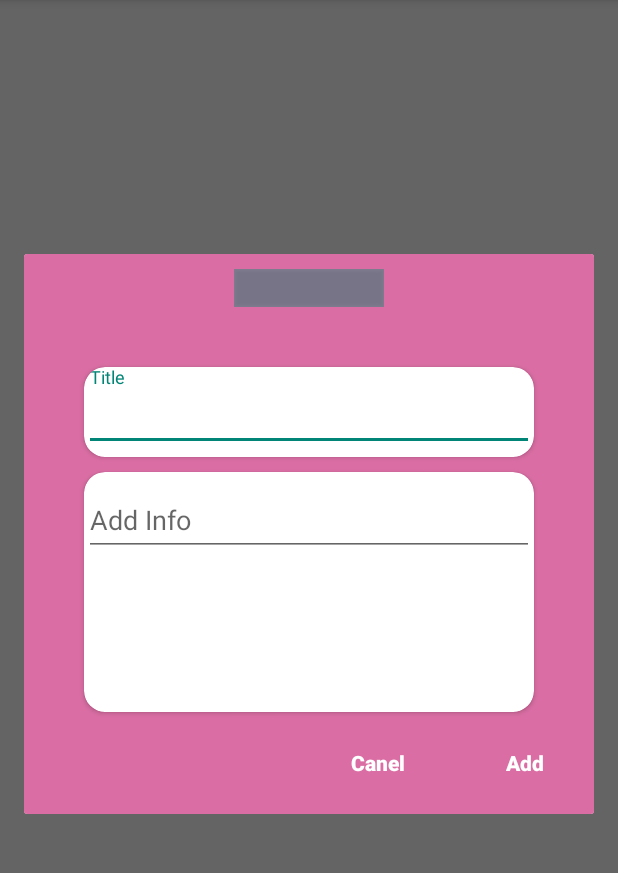
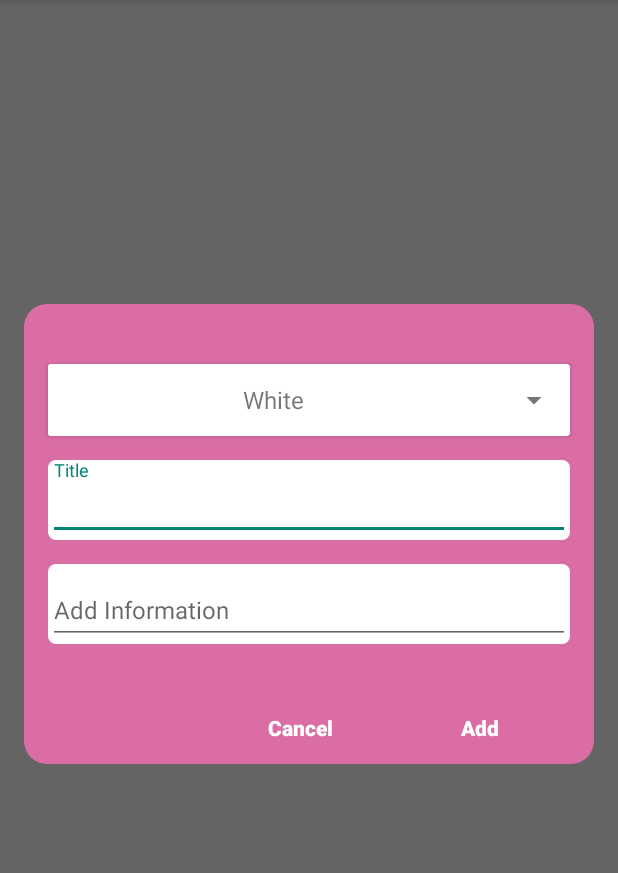
Before and after one commit to LujainaD/LDBeauty, an Android app: the fragment AddInfoDialogFragment placed in its activity, on a phone screen of 412 x 824 dp, the part 84-957 px from its top. Run offline under Robolectric (Android 15) with nearby library versions, the phone set to English and light mode, and no system bars; 1 statement that could not run was skipped.

Commit message:
Fixing Color Selection Spinner issue - Added Custom  ColorModel - Setting color initial colors in AddInfoDialogFragment (can be modified if required) - fixing layout issues in fragment_add_info_dialog.xml - Created new back grounds  inset_rectangle_bg.xml, rounded_rectangle_bg.xml, rounded_rectangle_for_card.xml

```diff
--- a/app/src/main/java/com/lujaina/ldbeauty/Adapters/ColorAdapter.java
+++ b/app/src/main/java/com/lujaina/ldbeauty/Adapters/ColorAdapter.java
@@ -1,55 +1,48 @@
 package com.lujaina.ldbeauty.Adapters;
 
 import android.content.Context;
+import android.graphics.Color;
 import android.view.LayoutInflater;
 import android.view.View;
 import android.view.ViewGroup;
-import android.widget.BaseAdapter;
-import android.widget.Button;
+import android.widget.ArrayAdapter;
+import android.widget.TextView;
 
 import androidx.annotation.NonNull;
+import androidx.annotation.Nullable;
 
+import com.lujaina.ldbeauty.Models.ColorModel;
 import com.lujaina.ldbeauty.R;
 
-public class ColorAdapter extends BaseAdapter {
+import java.util.ArrayList;
 
-private Context mContext;
-int [] colors;
-LayoutInflater inflater;
+public class ColorAdapter extends ArrayAdapter<ColorModel> {
 
-    public ColorAdapter(@NonNull Context context, int[] colors) {
-         mContext = context;
-         this.colors = colors;
-         inflater = (LayoutInflater.from(context));
-
+	public ColorAdapter(Context context, ArrayList<ColorModel> colorList) {
+		super(context, 0, colorList);
 	}
 
-
+	@NonNull
 	@Override
-    public int getCount() {
-        return colors.length;
+	public View getView(int position, @Nullable View convertView, @NonNull ViewGroup parent) {
+		return initView(position, convertView, parent);
 	}
-
 	@Override
-    public Object getItem(int position) {
-        return null;
+	public View getDropDownView(int position, @Nullable View convertView, @NonNull ViewGroup parent) {
+		return initView(position, convertView, parent);
 	}
-
-    @Override
-    public long getItemId(int position) {
-        return position;
+	private View initView(int position, View convertView, ViewGroup parent) {
+		if (convertView == null) {
+			convertView = LayoutInflater.from(getContext()).inflate(
+					R.layout.cutome_spinner_item, parent, false
+			);
 		}
-
-    @Override
-    public View getView(int position, View convertView, ViewGroup parent) {
-/*
-          convertView = LayoutInflater.from(parent.getContext()).inflate(R.layout.cutome_spinner_item,parent,false);
-*/
-
-        convertView = inflater.inflate(R.layout.cutome_spinner_item,null);
-        Button color = convertView.findViewById(R.id.view_color);
-
-        color.setBackgroundColor(colors[position]);
+		TextView colorView = convertView.findViewById(R.id.btn_color_view);
+		ColorModel colorValue = getItem(position);
+		if (colorValue != null) {
+			colorView.setText(colorValue.getColorName());
+			colorView.setBackgroundColor(Color.parseColor(colorValue.getColorValue()));
+		}
 		return convertView;
 	}
 }
--- a/app/src/main/java/com/lujaina/ldbeauty/Models/ColorModel.java
+++ b/app/src/main/java/com/lujaina/ldbeauty/Models/ColorModel.java
@@ -1,13 +1,19 @@
 package com.lujaina.ldbeauty.Models;
 
 public class ColorModel {
-    public int color;
+    private String colorValue;
+    private String colorName;
 
-    public int getColor() {
-        return color;
-    }
+	public ColorModel(String colorName, String colorValue) {
+		this.colorName = colorName;
+		this.colorValue = colorValue;
+	}
 
-    public void setColor(int color) {
-        this.color = color;
-    }
+	public String getColorValue() {
+		return colorValue;
+	}
+
+	public String getColorName() {
+		return colorName;
+	}
 }
--- a/app/src/main/java/com/lujaina/ldbeauty/SP/AddInfoDialogFragment.java
+++ b/app/src/main/java/com/lujaina/ldbeauty/SP/AddInfoDialogFragment.java
@@ -2,36 +2,36 @@ package com.lujaina.ldbeauty.SP;
 
 import android.app.Dialog;
 import android.content.Context;
+import android.graphics.drawable.ColorDrawable;
 import android.os.Bundle;
+import android.view.LayoutInflater;
+import android.view.View;
+import android.view.ViewGroup;
+import android.view.Window;
+import android.widget.AdapterView;
+import android.widget.Button;
+import android.widget.Spinner;
+import android.widget.Toast;
 
 import androidx.annotation.NonNull;
 import androidx.fragment.app.DialogFragment;
-import androidx.fragment.app.Fragment;
 
-import android.view.LayoutInflater;
-import android.view.View;
-import android.view.ViewGroup;
-import android.widget.AdapterView;
-import android.widget.ArrayAdapter;
-import android.widget.Button;
-import android.widget.EditText;
-import android.widget.ImageView;
-import android.widget.Spinner;
-
-import com.google.android.material.floatingactionbutton.FloatingActionButton;
 import com.google.android.material.textfield.TextInputEditText;
 import com.lujaina.ldbeauty.Adapters.ColorAdapter;
 import com.lujaina.ldbeauty.Interfaces.MediatorInterface;
+import com.lujaina.ldbeauty.Models.ColorModel;
 import com.lujaina.ldbeauty.R;
 
 import java.util.ArrayList;
 
 
-public class AddInfoDialogFragment extends DialogFragment implements AdapterView.OnItemSelectedListener{
+public class AddInfoDialogFragment extends DialogFragment implements AdapterView.OnItemSelectedListener {
+
+	private static final String TAG = "AddInforFrag";
 
 	private MediatorInterface mMediatorInterface;
 	private Context mContext;
-    int colors[] = {R.color.white, R.color.beige, R.color.lightOrange,R.color.lightGray,R.color.lightPink};
+	private ArrayList<ColorModel> colorList;
 
 	public AddInfoDialogFragment() {
 		// Required empty public constructor
@@ -47,118 +47,40 @@ private Context mContext;
 			throw new RuntimeException(context.toString() + "must implement MediatorInterface");
 		}
 	}
+
 	@Override
 	public void onStart() {
 		super.onStart();
-
 		Dialog dialog = getDialog();
-
 		if (dialog != null) {
-            int width = ViewGroup.LayoutParams.WRAP_CONTENT;
+			int width = ViewGroup.LayoutParams.MATCH_PARENT;
 			int height = ViewGroup.LayoutParams.WRAP_CONTENT;
 			dialog.getWindow().setLayout(width, height);
 		}
 	}
-
 
 	@Override
 	public View onCreateView(LayoutInflater inflater, ViewGroup container,
 							 Bundle savedInstanceState) {
 
 		// Inflate the layout for this fragment
-        View parentView= inflater.inflate(R.layout.fragment_add_info_dialog, container, false);
-        final Spinner spinner = parentView.findViewById(R.id.colorSpinner);
+		View parentView = inflater.inflate(R.layout.fragment_add_info_dialog, container, false);
+		getDialog().getWindow().requestFeature(Window.FEATURE_NO_TITLE);
+		getDialog().getWindow().setBackgroundDrawable(new ColorDrawable(android.graphics.Color.TRANSPARENT));
+
+
 		final TextInputEditText etTitle = parentView.findViewById(R.id.title);
 		final TextInputEditText etBody = parentView.findViewById(R.id.body);
 
 		Button btnAdd = parentView.findViewById(R.id.btn_add);
 		Button btnCancel = parentView.findViewById(R.id.btn_cancel);
-        spinner.setOnItemSelectedListener(this);
 
-        spinner.setBackgroundColor(getContext().getResources().getColor(R.color.white));
-      /*  ArrayList<String> backgroundArrayList = new ArrayList<>();
-        backgroundArrayList.add("color");
-        backgroundArrayList.add("white");
-        backgroundArrayList.add("#FDF8F8");
-        backgroundArrayList.add("#FFC5CB");
-        backgroundArrayList.add("#E6E7E8");
-        backgroundArrayList.add("#FFCCEC");
+		createColorList();
 
-        ArrayAdapter<String> adapter = new ArrayAdapter<String>(mContext, android.R.layout.simple_spinner_dropdown_item, backgroundArrayList);*/
-        ColorAdapter colorAdapter = new ColorAdapter(mContext, colors);
-        spinner.setAdapter(colorAdapter);
-/*
-        spinner.setOnItemSelectedListener(new AdapterView.OnItemSelectedListener() {
-            @Override
-            public void onItemSelected(AdapterView<?> parent, View view, int position, long id) {
-                switch (position){
-                    case 1:
-                        spinner.setBackgroundColor(mContext.getResources().getColor(R.color.white));
-*/
-/*
-                        mColor = "#FFFFFF";
-*//*
-
-                        break;
-
-                    case 2:
-                        spinner.setBackgroundColor(mContext.getResources().getColor(R.color.beige));
-
-*/
-/*
-                        mColor = "#FDF8F8";
-*//*
-
-                        break;
-
-                    case 3:
-                        spinner.setBackgroundColor(mContext.getResources().getColor(R.color.lightOrange));
-
-*/
-/*
-                        mColor = "#FFC5CB";
-*//*
-
-                        break;
-
-                    case 4:
-                        spinner.setBackgroundColor(mContext.getResources().getColor(R.color.lightGray));
-
-*/
-/*
-                        mColor = "#E6E7E8";
-*//*
-
-                        break;
-
-                    case 5:
-                        spinner.setBackgroundColor(mContext.getResources().getColor(R.color.lightPink));
-
-*/
-/*
-                        mColor = "#FFCCEC";
-*//*
-
-                        break;
-                }
-            }
-
-            @Override
-            public void onNothingSelected(AdapterView<?> parent) {
-
-            }
-        });
-*/
-
-
-        /*colorBox.setOnClickListener(new View.OnClickListener() {
-            @Override
-            public void onClick(View v) {
-                ColorSpinnerFragment colorDialog = new ColorSpinnerFragment();
-                colorDialog.show(getChildFragmentManager(), ColorSpinnerFragment.class.getSimpleName());
-
-            }
-        });*/
+		Spinner colorSpinner = parentView.findViewById(R.id.colorSpinner);
+		colorSpinner.setOnItemSelectedListener(this);
+		ColorAdapter mAdapter = new ColorAdapter(mContext, colorList);
+		colorSpinner.setAdapter(mAdapter);
 
 		btnAdd.setOnClickListener(new View.OnClickListener() {
 			@Override
@@ -166,20 +88,29 @@ private Context mContext;
 				String title = etTitle.getText().toString();
 				String body = etBody.getText().toString();
 				if (title.isEmpty()) {
-                    etTitle.setError("Please write Info Title");
+					etTitle.setError(getString(R.string.erro_missin_title));
 				} else if (body.isEmpty()) {
-                    etBody.setError("Please write Information describe the title");
+					etBody.setError(getString(R.string.erro_missin_info));
 				}
 			}
 		});
+		return parentView;
+	}
 
-
-        return parentView;
+	private void createColorList() {
+		if (colorList == null) {
+			colorList = new ArrayList<>();
+			colorList.add(new ColorModel("White", "#FFFFFF"));
+			colorList.add(new ColorModel("Beige", "#FDF8F8"));
+			colorList.add(new ColorModel("Light Orange", "#FFC5CB"));
+			colorList.add(new ColorModel("Light Gray", "#E6E7E8"));
+			colorList.add(new ColorModel("Light Pink", "#FFCCEC"));
+		}
 	}
 
 	@Override
 	public void onItemSelected(AdapterView<?> parent, View view, int position, long id) {
-
+		Toast.makeText(mContext, "Selected is:" + position, Toast.LENGTH_SHORT).show();
 	}
 
 	@Override
--- /dev/null
+++ b/app/src/main/res/drawable-v24/rounded_rectangle_for_card.xml
@@ -0,0 +1,7 @@
+<?xml version="1.0" encoding="utf-8"?>
+<shape xmlns:android="http://schemas.android.com/apk/res/android"
+	android:shape="rectangle" android:padding="10dp">
+	<solid android:color="#FFFFFF"/>
+	<corners android:radius="5dp"/>
+
+</shape>
--- /dev/null
+++ b/app/src/main/res/drawable/inset_rectangle_bg.xml
@@ -0,0 +1,7 @@
+<?xml version="1.0" encoding="utf-8"?>
+<inset
+	xmlns:android="http://schemas.android.com/apk/res/android"
+	android:drawable="@drawable/rounded_rectangle_bg"
+	android:insetRight="16dp"
+	android:insetLeft="16dp">
+</inset>
--- /dev/null
+++ b/app/src/main/res/drawable/rounded_rectangle_bg.xml
@@ -0,0 +1,7 @@
+<?xml version="1.0" encoding="utf-8"?>
+<shape xmlns:android="http://schemas.android.com/apk/res/android"
+	android:shape="rectangle" android:padding="10dp">
+	<solid android:color="#DA6EA4"/>
+	<corners android:radius="15dp"/>
+
+</shape>
--- a/app/src/main/res/layout/cutome_spinner_item.xml
+++ b/app/src/main/res/layout/cutome_spinner_item.xml
@@ -1,18 +1,16 @@
 <?xml version="1.0" encoding="utf-8"?>
-<LinearLayout
-    xmlns:android="http://schemas.android.com/apk/res/android" android:layout_width="match_parent"
-    android:layout_height="match_parent"
-    android:orientation="horizontal"
-    >
+<LinearLayout xmlns:android="http://schemas.android.com/apk/res/android"
+	android:layout_width="match_parent"
+	android:layout_height="match_parent"
+	android:orientation="horizontal">
 
-    <Button
-        android:id="@+id/view_color"
-        android:layout_width="100dp"
-        android:layout_height="25dp"
-        style="@style/Widget.AppCompat.DropDownItem.Spinner"
-        android:background="@color/lightOrange"
-        >
-
-    </Button>
+	<TextView
+		android:id="@+id/btn_color_view"
+		android:layout_width="match_parent"
+		android:textSize="@dimen/dialogu_inout_size"
+		android:textAlignment="center"
+		android:gravity="center"
+		android:layout_height="48dp">
+	</TextView>
 
 </LinearLayout>
--- a/app/src/main/res/layout/fragment_add_info_dialog.xml
+++ b/app/src/main/res/layout/fragment_add_info_dialog.xml
@@ -2,116 +2,114 @@
 <androidx.constraintlayout.widget.ConstraintLayout xmlns:android="http://schemas.android.com/apk/res/android"
 	xmlns:app="http://schemas.android.com/apk/res-auto"
 	xmlns:tools="http://schemas.android.com/tools"
-    android:id="@+id/frameLayout3"
-    android:layout_width="wrap_content"
-    android:layout_height="wrap_content"
-    android:background="#DA6EA4"
+	android:id="@+id/constraintLayout"
+	android:layout_width="match_parent"
+	android:layout_height="match_parent"
+	android:background="@drawable/inset_rectangle_bg"
 	tools:context=".SP.AddInfoDialogFragment">
 
-
 	<androidx.cardview.widget.CardView
-        android:id="@+id/cardView"
-        android:layout_width="300dp"
-        android:layout_height="60dp"
-        android:layout_marginStart="55dp"
+		android:id="@+id/cardView_spinner"
+		android:layout_width="match_parent"
+		android:layout_height="wrap_content"
+		android:layout_marginStart="16dp"
 		android:layout_marginTop="40dp"
-        android:layout_marginEnd="56dp"
-        android:backgroundTint="#FFFFFF"
-        app:cardCornerRadius="14dp"
-        app:layout_constraintBottom_toTopOf="@+id/cardView2"
+		android:layout_marginEnd="16dp"
 		app:layout_constraintEnd_toEndOf="parent"
 		app:layout_constraintStart_toStartOf="parent"
-        app:layout_constraintTop_toBottomOf="@+id/colorSpinner">
+		app:layout_constraintTop_toTopOf="parent">
 
+		<Spinner
+			android:id="@+id/colorSpinner"
+			android:layout_width="match_parent"
+			android:layout_height="wrap_content"
+			android:spinnerMode="dropdown"
+			android:descendantFocusability="blocksDescendants"
+			android:theme="@style/ThemeOverlay.AppCompat.Light" />
+	</androidx.cardview.widget.CardView>
 
 	<com.google.android.material.textfield.TextInputLayout
+		android:id="@+id/textField"
 		android:layout_width="match_parent"
-            android:layout_height="wrap_content">
+		android:layout_height="wrap_content"
+		android:layout_marginStart="16dp"
+		android:layout_marginTop="16dp"
+		android:layout_marginEnd="16dp"
+		android:background="@drawable/rounded_rectangle_for_card"
+		android:hint="@string/Title"
+		app:layout_constraintEnd_toEndOf="parent"
+		app:layout_constraintStart_toStartOf="parent"
+		app:layout_constraintTop_toBottomOf="@+id/cardView_spinner">
 
 		<com.google.android.material.textfield.TextInputEditText
 			android:id="@+id/title"
 			android:layout_width="match_parent"
-                android:layout_height="wrap_content"
-                android:hint="Title"
+			android:layout_height="match_parent"
+			android:layout_marginTop="16dp"
+			android:ems="10"
+			android:textSize="@dimen/dialogu_inout_size"
+			android:inputType="textPersonName"
+			android:textColor="@color/edittext_text_color"
+			app:layout_constraintEnd_toEndOf="parent"
+			app:layout_constraintStart_toStartOf="parent" />
 
-                android:textColor="#95989A" />
 	</com.google.android.material.textfield.TextInputLayout>
-    </androidx.cardview.widget.CardView>
-
-    <androidx.cardview.widget.CardView
-        android:id="@+id/cardView2"
-        android:layout_width="300dp"
-        android:layout_height="160dp"
-        android:layout_marginStart="55dp"
-        android:layout_marginTop="10dp"
-        android:layout_marginEnd="56dp"
-        android:backgroundTint="#FFFFFF"
-        app:cardCornerRadius="14dp"
-        app:layout_constraintEnd_toEndOf="parent"
-        app:layout_constraintStart_toStartOf="parent"
-        app:layout_constraintTop_toBottomOf="@+id/cardView">
 
 
 	<com.google.android.material.textfield.TextInputLayout
+		android:id="@+id/textField2"
 		android:layout_width="match_parent"
-            android:layout_height="wrap_content">
+		android:layout_height="wrap_content"
+		android:layout_marginStart="16dp"
+		android:layout_marginTop="16dp"
+		android:layout_marginEnd="16dp"
+		android:hint="@string/add_info"
+		android:background="@drawable/rounded_rectangle_for_card"
+		app:layout_constraintEnd_toEndOf="parent"
+		app:layout_constraintStart_toStartOf="parent"
+		app:layout_constraintTop_toBottomOf="@+id/textField">
 
 		<com.google.android.material.textfield.TextInputEditText
 			android:id="@+id/body"
 			android:layout_width="match_parent"
+			android:layout_height="match_parent"
+			android:layout_marginTop="16dp"
+			android:ems="10"
+			android:textSize="@dimen/dialogu_inout_size"
+			android:inputType="textPersonName"
+			android:textColor="@color/edittext_text_color"
+			app:layout_constraintEnd_toEndOf="parent"
+			app:layout_constraintStart_toStartOf="parent" />
+
+	</com.google.android.material.textfield.TextInputLayout>
+
+	<Button
+		android:id="@+id/btn_add"
+		style="@style/Widget.AppCompat.Button.Borderless"
+		android:layout_width="wrap_content"
 		android:layout_height="wrap_content"
-                android:hint="Add Info"
-                android:textColor="#95989A" />
-        </com.google.android.material.textfield.TextInputLayout>
-    </androidx.cardview.widget.CardView>
+		android:layout_marginTop="32dp"
+		android:layout_marginEnd="32dp"
+		android:layout_marginBottom="32dp"
+		android:text="@string/add"
+		android:textAllCaps="false"
+		android:textColor="#FFFFFF"
+		android:textStyle="bold"
+		app:layout_constraintEnd_toEndOf="parent"
+		app:layout_constraintTop_toBottomOf="@+id/textField2" />
 
 	<Button
 		android:id="@+id/btn_cancel"
 		style="@style/Widget.AppCompat.Button.Borderless"
 		android:layout_width="wrap_content"
 		android:layout_height="wrap_content"
-        android:layout_marginStart="199dp"
-        android:text="Canel"
+		android:layout_marginEnd="32dp"
+		android:text="@string/cancel"
 		android:textAllCaps="false"
 		android:textColor="#FFFFFF"
 		android:textStyle="bold"
+		app:layout_constraintEnd_toStartOf="@+id/btn_add"
+		app:layout_constraintTop_toTopOf="@+id/btn_add" />
 
-        app:layout_constraintBottom_toBottomOf="@+id/btn_add"
-        app:layout_constraintEnd_toStartOf="@+id/btn_add"
-        app:layout_constraintHorizontal_bias="0.592"
-        app:layout_constraintStart_toStartOf="parent"
-        app:layout_constraintTop_toTopOf="@+id/btn_add"
-        app:layout_constraintVertical_bias="0.0" />
-
-    <Button
-        android:id="@+id/btn_add"
-        style="@style/Widget.AppCompat.Button.Borderless"
-        android:layout_width="wrap_content"
-        android:layout_height="wrap_content"
-        android:layout_marginStart="10dp"
-        android:layout_marginTop="10dp"
-        android:layout_marginEnd="10dp"
-        android:layout_marginBottom="10dp"
-        android:text="Add"
-        android:textAllCaps="false"
-        android:textColor="#FFFFFF"
-        android:textStyle="bold"
-        app:layout_constraintBottom_toBottomOf="parent"
-        app:layout_constraintEnd_toEndOf="parent"
-        app:layout_constraintStart_toEndOf="@+id/btn_cancel"
-        app:layout_constraintTop_toBottomOf="@+id/cardView2" />
-
-    <Spinner
-        android:id="@+id/colorSpinner"
-        android:layout_width="100dp"
-        android:background="@color/white"
-
-        android:layout_height="25dp"
-        android:layout_marginStart="155dp"
-        android:layout_marginTop="10dp"
-        android:layout_marginEnd="156dp"
-        app:layout_constraintEnd_toEndOf="parent"
-        app:layout_constraintStart_toStartOf="parent"
-        app:layout_constraintTop_toTopOf="parent" />
 
 </androidx.constraintlayout.widget.ConstraintLayout>
--- a/app/src/main/res/values/colors.xml
+++ b/app/src/main/res/values/colors.xml
@@ -9,5 +9,7 @@
     <color name="lightGray">#E6E7E8</color>
     <color name="lightPink">#FFCCEC</color>
 
+	<color name="edittext_text_color">#95989A</color>
+
 
 </resources>
--- /dev/null
+++ b/app/src/main/res/values/dimens.xml
@@ -0,0 +1,4 @@
+<?xml version="1.0" encoding="utf-8"?>
+<resources>
+    <dimen name="dialogu_inout_size">16sp</dimen>
+</resources>
--- a/app/src/main/res/values/strings.xml
+++ b/app/src/main/res/values/strings.xml
@@ -2,4 +2,11 @@
     <string name="app_name">LDBeauty</string>
     <!-- TODO: Remove or change this placeholder text -->
     <string name="hello_blank_fragment">Hello blank fragment</string>
+    <string name="add">Add</string>
+	<string name="cancel">Cancel</string>
+	<string name="Title">Title</string>
+	<string name="body">Body</string>
+	<string name="add_info">Add Information</string>
+    <string name="erro_missin_title">Please write Info Title</string>
+	<string name="erro_missin_info">Please write Information describe the title</string>
 </resources>
```
Lines whose indentation alone changed are shown as unchanged.
